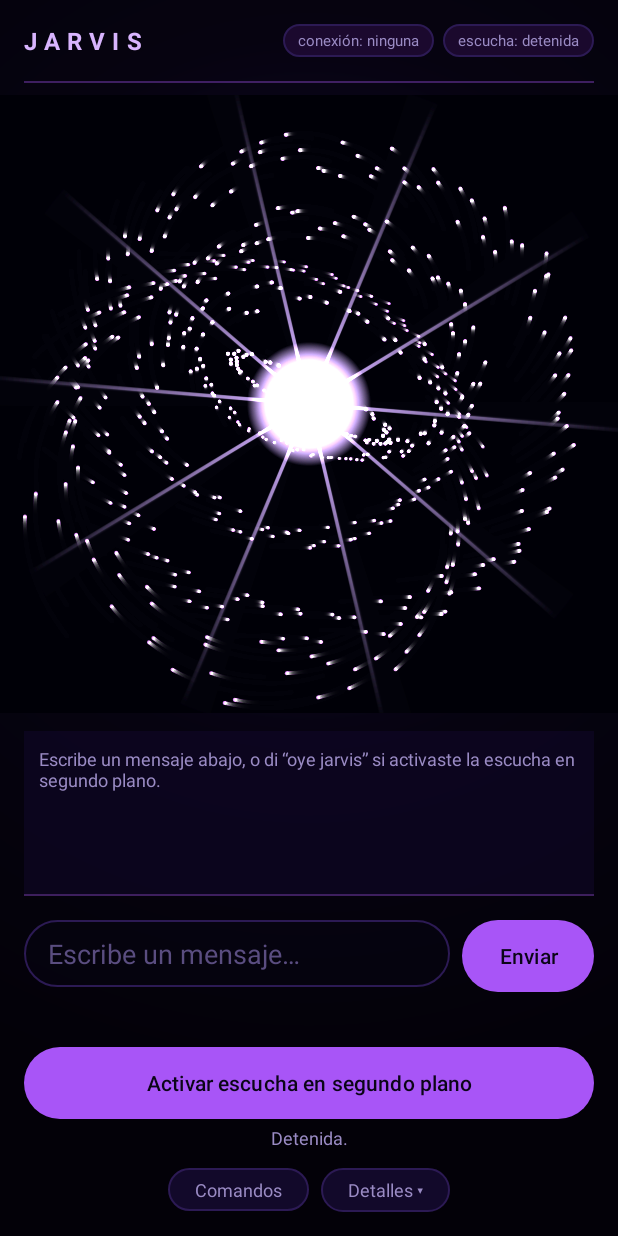
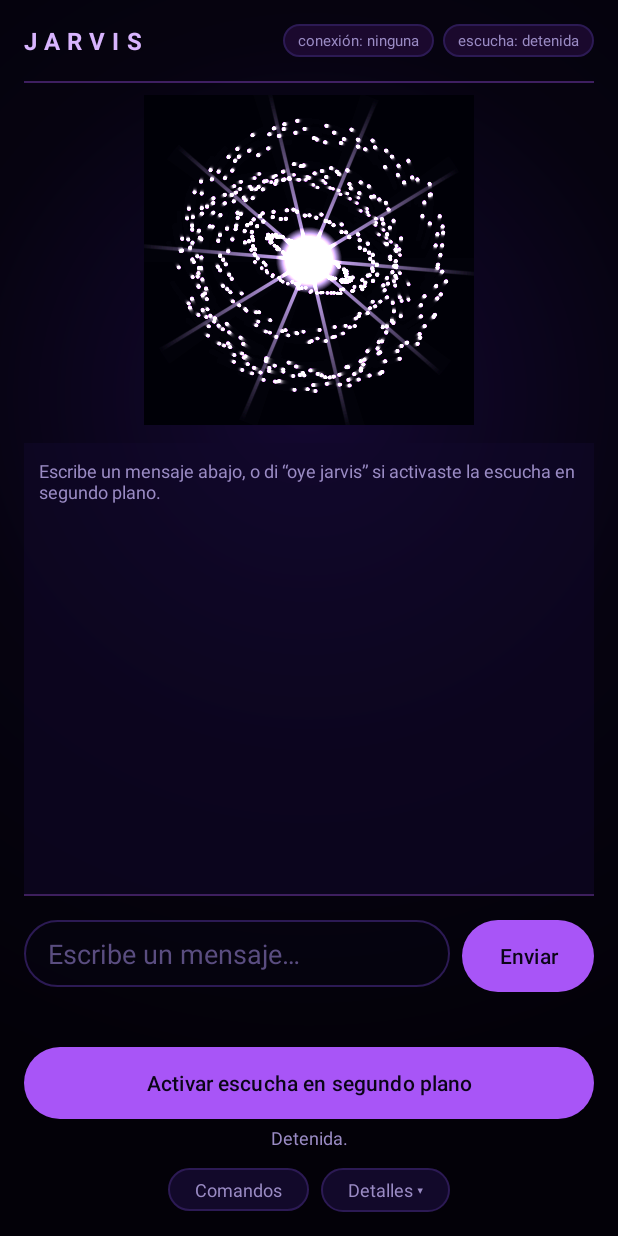
Before and after one commit to turuyfkjesusdamian-debug/jarvis1, an Android app: the screen it shows after launch (MainActivity), on a phone screen of 412 x 824 dp. Run offline under Robolectric (Android 15) with nearby library versions, the phone set to English and light mode, and no system bars.

Commit message:
Surface Gemini fallback errors in chat; shrink orb back down for chat room
The server already sends why it fell back to the templated reply
(debugError, e.g. a Gemini key/quota problem) and the Android client
already parsed that field, but MainActivity discarded it — so every
Gemini failure showed as an undiagnosable "Entendido, señor." with no
clue why. Now shown as a small note in the chat transcript.

Also reverts the orb container from full screen width back to a fixed,
smaller centered box (220dp) — the full-width version left too little
room for the conversation below it. Keeps the denser particles and
bigger baseRadius from the same earlier tuning pass.

Co-Authored-By: Claude Sonnet 5 <noreply@anthropic.com>
Claude-Session: https://claude.ai/code/session_01MaWDj33Dpw2CWWGToy21Em

```diff
--- a/android/app/build.gradle.kts
+++ b/android/app/build.gradle.kts
@@ -11,8 +11,8 @@ android {
         applicationId = "com.jarvis.app"
         minSdk = 26
         targetSdk = 34
-        versionCode = 16
-        versionName = "0.5.3"
+        versionCode = 17
+        versionName = "0.5.4"
     }
 
     signingConfigs {
--- a/android/app/src/main/res/layout/activity_main.xml
+++ b/android/app/src/main/res/layout/activity_main.xml
@@ -4,7 +4,6 @@
      the Android app looks like the web one — see JARVIS/ARCHITECTURE.md §
      Decisions. -->
 <LinearLayout xmlns:android="http://schemas.android.com/apk/res/android"
-    xmlns:app="http://schemas.android.com/apk/res-auto"
     android:layout_width="match_parent"
     android:layout_height="match_parent"
     android:background="@drawable/bg_gradient"
@@ -66,33 +65,23 @@
         android:layout_weight="1"
         android:orientation="vertical"
         android:gravity="center_horizontal"
+        android:paddingHorizontal="16dp"
         android:paddingTop="8dp">
 
-        <!-- Full screen width, not a smaller centered box — the orb itself
-             (see OrbView's baseRadius) is sized to fill most of this square,
-             leaving only the corners visible as background (a round sphere
-             inscribed in a square frame, same as the web version). -->
-        <androidx.constraintlayout.widget.ConstraintLayout
-            android:layout_width="match_parent"
-            android:layout_height="wrap_content"
-            android:layout_marginBottom="12dp">
-
-            <com.jarvis.app.OrbView
-                android:id="@+id/orb_view"
-                android:layout_width="0dp"
-                android:layout_height="0dp"
-                app:layout_constraintDimensionRatio="1:1"
-                app:layout_constraintStart_toStartOf="parent"
-                app:layout_constraintEnd_toEndOf="parent"
-                app:layout_constraintTop_toTopOf="parent" />
-        </androidx.constraintlayout.widget.ConstraintLayout>
+        <!-- Back to a fixed, smaller box (was briefly full screen width) —
+             the user asked for more room for the chat below it. OrbView's
+             own baseRadius (see OrbView.kt) still fills this box well. -->
+        <com.jarvis.app.OrbView
+            android:id="@+id/orb_view"
+            android:layout_width="220dp"
+            android:layout_height="220dp"
+            android:layout_marginBottom="12dp" />
 
         <ScrollView
             android:id="@+id/conversation_scroll"
             android:layout_width="match_parent"
             android:layout_height="0dp"
             android:layout_weight="1"
-            android:layout_marginHorizontal="16dp"
             android:background="#8C12092A"
             android:padding="10dp"
             android:scrollbars="none">
```
Also changed, not shown: android/app/src/main/java/com/jarvis/app/MainActivity.kt (+29 -0 lines), 2 other files.
